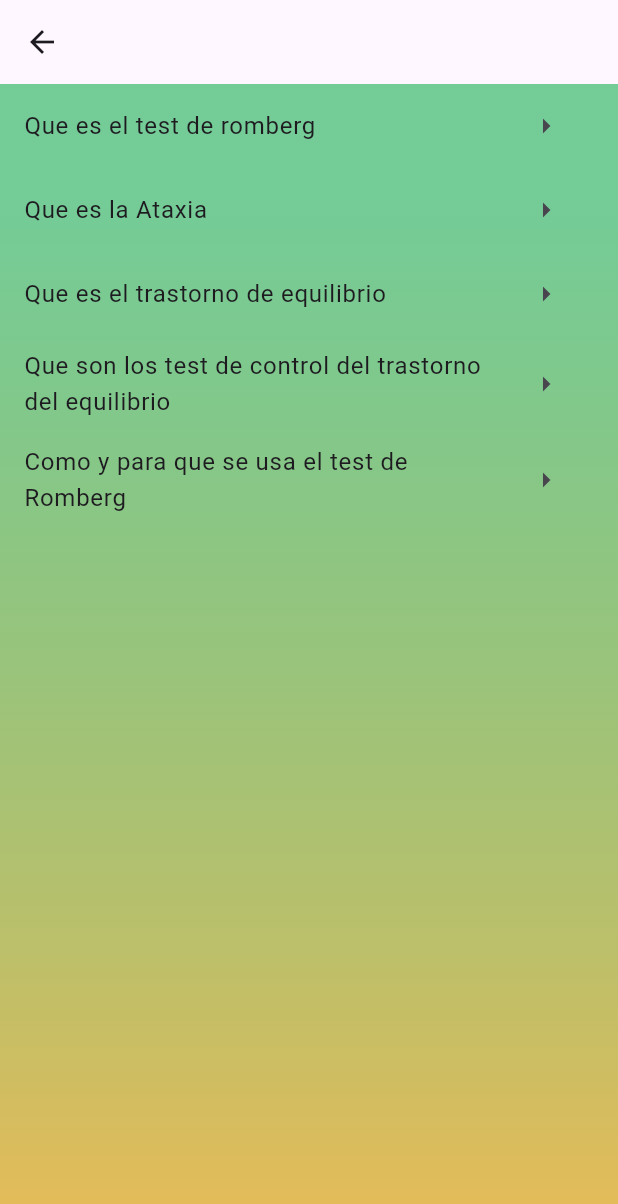
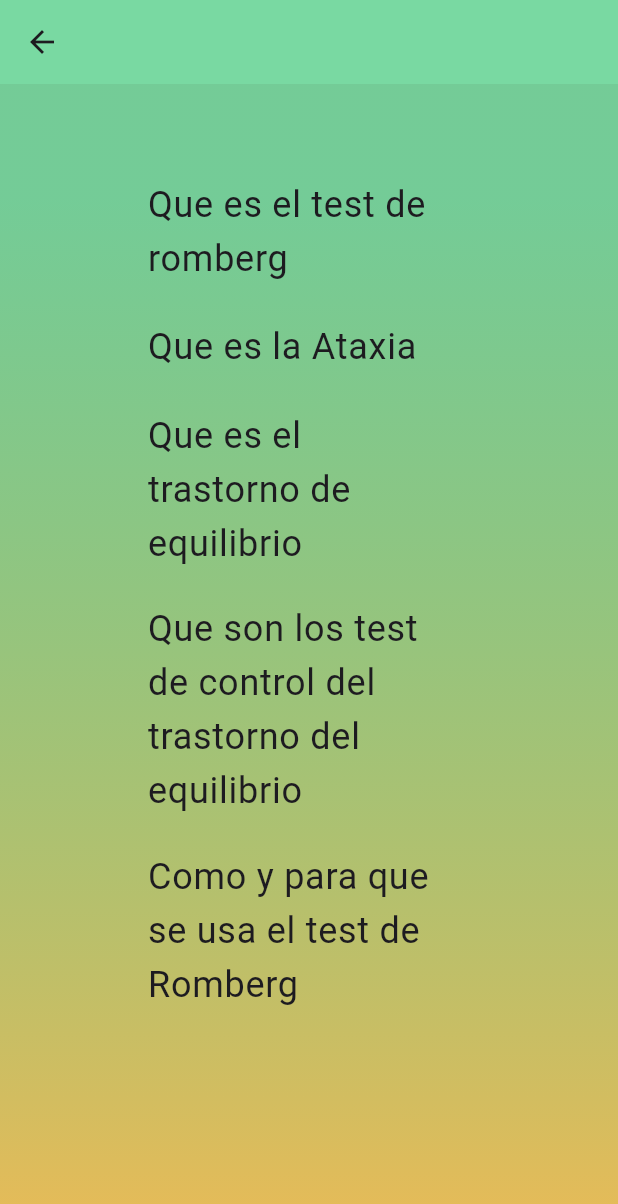
Before and after one commit to ElectroZombie/Romberg-test, a Flutter app: the Info screen opened by its route, on a phone screen of 412 x 824 dp. Shown: the top 1204 px of the screen. Run offline on Flutter 3.47's test engine with Material 3 defaults, Android fonts, the phone set to English and light mode, and no system bars; our stand-ins replace carousel_slider, fl_chart, just_audio, permission_handler, sensors, shared_preferences and 1 more; missing offline and left inert: flutter_sensors; accounts and stored records are empty.

Commit message:
Puesto bonita la seccion de la informacion

```diff
--- a/lib/frames/info.dart
+++ b/lib/frames/info.dart
@@ -9,57 +9,83 @@ class Info extends StatelessWidget {
   @override
   Widget build(BuildContext context) {
     return Scaffold(
-      appBar: AppBar(),
+      appBar: AppBar(
+        backgroundColor: Color.fromARGB(199, 84, 209, 136),
+      ),
       body: Stack(children: [
         gradient(),
-        ListView(children: [
+        Center(
+            child: SizedBox(
+                height: (MediaQuery.of(context).size.height * 80) / 100,
+                width: (MediaQuery.of(context).size.width * 60) / 100,
+                child: ListView(children: [
                   ListTile(
-            title: Text("Que es el test de romberg"),
-            trailing: IconButton(
-                onPressed: () => {
+                    onTap: () => {
                       Navigator.pushNamed(context, '/inf',
                           arguments: opciones[0])
                     },
-                icon: Icon(Icons.arrow_right_sharp)),
+                    hoverColor: Color.fromRGBO(81, 128, 77, 0.612),
+                    shape: RoundedRectangleBorder(
+                        borderRadius:
+                            BorderRadius.all(Radius.elliptical(100, 100))),
+                    title: const Text("Que es el test de romberg",
+                        style: TextStyle(fontSize: 24)),
                   ),
+                  SizedBox(height: 5),
                   ListTile(
-            title: Text("Que es la Ataxia"),
-            trailing: IconButton(
-                onPressed: () => {
+                    onTap: () => {
                       Navigator.pushNamed(context, '/inf',
                           arguments: opciones[1])
                     },
-                icon: Icon(Icons.arrow_right_sharp)),
+                    hoverColor: Color.fromRGBO(81, 128, 77, 0.612),
+                    shape: RoundedRectangleBorder(
+                        borderRadius:
+                            BorderRadius.all(Radius.elliptical(100, 100))),
+                    title: const Text("Que es la Ataxia",
+                        style: TextStyle(fontSize: 24)),
                   ),
+                  SizedBox(height: 5),
                   ListTile(
-            title: Text("Que es el trastorno de equilibrio"),
-            trailing: IconButton(
-                onPressed: () => {
+                    onTap: () => {
                       Navigator.pushNamed(context, '/inf',
                           arguments: opciones[2])
                     },
-                icon: Icon(Icons.arrow_right_sharp)),
+                    hoverColor: Color.fromRGBO(81, 128, 77, 0.612),
+                    shape: RoundedRectangleBorder(
+                        borderRadius:
+                            BorderRadius.all(Radius.elliptical(100, 100))),
+                    title: const Text("Que es el trastorno de equilibrio",
+                        style: TextStyle(fontSize: 24)),
                   ),
+                  SizedBox(height: 5),
                   ListTile(
-            title: Text(
-                "Que son los test de control del trastorno del equilibrio"),
-            trailing: IconButton(
-                onPressed: () => {
+                    onTap: () => {
                       Navigator.pushNamed(context, '/inf',
                           arguments: opciones[3])
                     },
-                icon: Icon(Icons.arrow_right_sharp)),
+                    hoverColor: Color.fromRGBO(81, 128, 77, 0.612),
+                    shape: RoundedRectangleBorder(
+                        borderRadius:
+                            BorderRadius.all(Radius.elliptical(100, 100))),
+                    title: const Text(
+                        "Que son los test de control del trastorno del equilibrio",
+                        style: TextStyle(fontSize: 24)),
                   ),
+                  SizedBox(height: 5),
                   ListTile(
-            title: Text("Como y para que se usa el test de Romberg"),
-            trailing: IconButton(
-                onPressed: () => {
+                    onTap: () => {
                       Navigator.pushNamed(context, '/inf',
                           arguments: opciones[4])
                     },
-                icon: Icon(Icons.arrow_right_sharp)),
+                    hoverColor: Color.fromRGBO(81, 128, 77, 0.612),
+                    shape: RoundedRectangleBorder(
+                        borderRadius:
+                            BorderRadius.all(Radius.elliptical(100, 100))),
+                    title: const Text(
+                        "Como y para que se usa el test de Romberg",
+                        style: TextStyle(fontSize: 24)),
                   )
-        ])
+                ])))
       ]),
     );
   }
```
Also changed, not shown: lib/frames/inf.dart (+22 -12 lines). Lines whose indentation alone changed are shown as unchanged.
